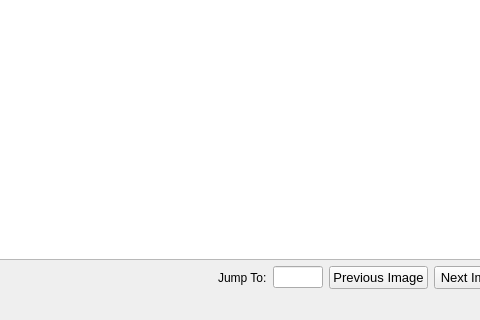
The window that resources/views/Viewer.ui (crgrove/automated-drone-image-analysis-tool) describes before a commit, drawn with Qt 5; both pictures show x 274 to 754 and y 473 to 793 of the 1040 by 793 pixel window.
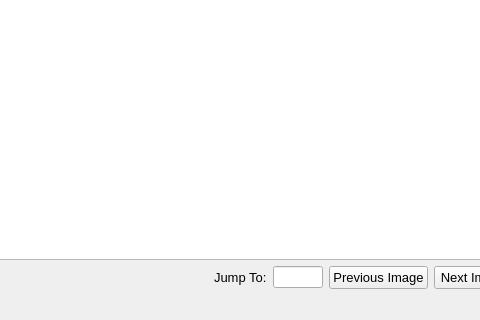
The same window after the commit. Icons and pictures are not drawn.

What changed in the file:
```diff
--- a/resources/views/Viewer.ui
+++ b/resources/views/Viewer.ui
@@ -152,6 +152,11 @@
       </item>
       <item>
        <widget class="QLabel" name="jumpToLabel">
+        <property name="font">
+         <font>
+          <pointsize>10</pointsize>
+         </font>
+        </property>
         <property name="text">
          <string>Jump To:</string>
         </property>
```
Left out of the diff: 8 changed lines with no effect on the pictures.
